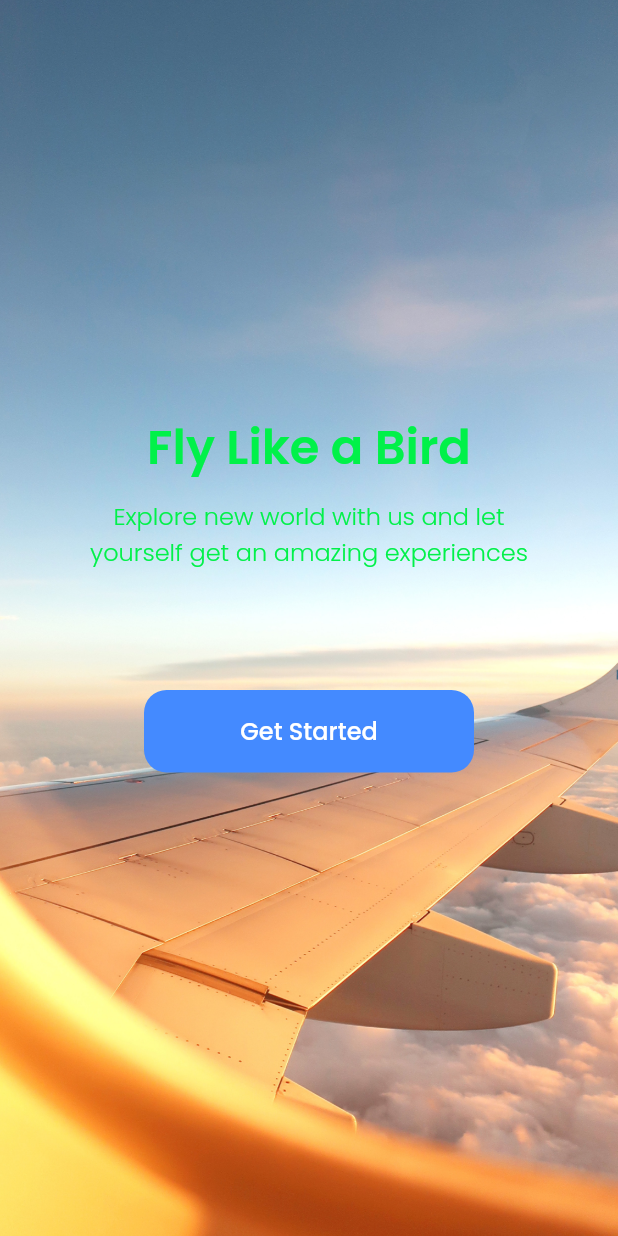
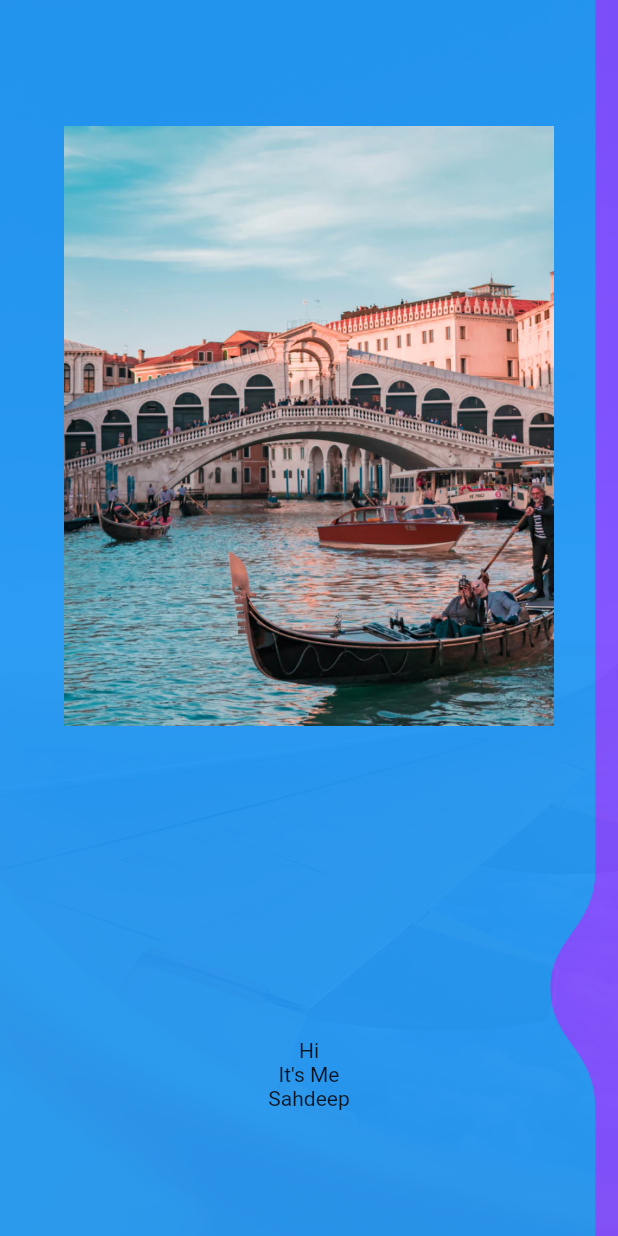
Before and after one commit to ahmadfatihin/TravelYuk-Flutter, a Flutter app: the screen it shows after launch, on a phone screen of 412 x 824 dp. Run offline on Flutter 3.47's test engine with Material 2 defaults, Android fonts, the phone set to English and light mode, and no system bars; drawn by our look-alikes of liquid_swipe; our stand-ins replace animated_text_kit, dots_indicator, google_fonts.

Commit message:
feat: add swiper animation

```diff
--- a/lib/shared/theme.dart
+++ b/lib/shared/theme.dart
@@ -5,7 +5,7 @@ double defaultMargin = 23;
 double defaultRadius = 15;
 
 Color kPrimaryColor = const Color(0xfff5c40c);
-Color kBlackColor = const Color(0xff01f149);
+Color kBlackColor = const Color(0xff01f1449);
 Color kWhiteColor = const Color(0xFFFFFFFF);
 Color kGreyColor = const Color(0xFF9698A9);
 Color kGreenColor = const Color(0x0ff163e0);
--- a/lib/ui/pages/get_started_page.dart
+++ b/lib/ui/pages/get_started_page.dart
@@ -1,8 +1,44 @@
+import 'package:dots_indicator/dots_indicator.dart';
 import 'package:flutter/material.dart';
+import 'package:liquid_swipe/liquid_swipe.dart';
 import '../../shared/theme.dart';
 
-class GetStartedPage extends StatelessWidget {
+class GetStartedPage extends StatefulWidget {
   const GetStartedPage({Key? key}) : super(key: key);
+
+  @override
+  State<GetStartedPage> createState() => _GetStartedPageState();
+}
+
+class ItemData {
+  final Color color;
+  final String image;
+  final String text1;
+  final String text2;
+  final String text3;
+
+  ItemData(this.color, this.image, this.text1, this.text2, this.text3);
+}
+
+class _GetStartedPageState extends State<GetStartedPage> {
+  int page = 0;
+  late LiquidController liquidController;
+  late UpdateType updateType;
+  List<ItemData> data = [
+    ItemData(
+        Colors.blue, "assets/destination1.png", "Hi", "It's Me", "Sahdeep"),
+    ItemData(Colors.deepPurpleAccent, "assets/destination2.png", "Take a",
+        "Look At", "Liquid Swipe"),
+    ItemData(Colors.green, "assets/destination3.png", "Liked?", "Fork!",
+        "Give Star!"),
+    ItemData(Colors.yellow, "assets/destination4.png", "Can be", "Used for",
+        "Onboarding design"),
+  ];
+  @override
+  void initState() {
+    liquidController = LiquidController();
+    super.initState();
+  }
 
   @override
   Widget build(BuildContext context) {
@@ -21,55 +57,165 @@ class GetStartedPage extends StatelessWidget {
               ),
             ),
           ),
-          Center(
-            child: Column(
-              mainAxisAlignment: MainAxisAlignment.center,
+          LiquidSwipe.builder(
+            itemCount: data.length,
+            itemBuilder: (context, index) {
+              return Stack(
                 children: [
-                Text(
-                  'Fly Like a Bird',
-                  style: blackTextStyle.copyWith(
-                    fontSize: 32,
-                    fontWeight: semiBold,
+                  Container(
+                    width: double.infinity,
+                    decoration: BoxDecoration(
+                      color: data[index].color,
+                      image: DecorationImage(
+                        colorFilter: index != 3
+                            ? ColorFilter.mode(Colors.black.withOpacity(0.05),
+                                BlendMode.dstATop)
+                            : null,
+                        fit: BoxFit.cover,
+                        image: const AssetImage(
+                          'assets/get_started.png',
                         ),
                       ),
-                const SizedBox(
-                  height: 10,
+                    ),
+                    child: Column(
+                      crossAxisAlignment: CrossAxisAlignment.center,
+                      mainAxisSize: MainAxisSize.max,
+                      mainAxisAlignment: MainAxisAlignment.spaceEvenly,
+                      children: <Widget>[
+                        Image.asset(
+                          data[index].image,
+                          height: 400,
+                          fit: BoxFit.contain,
+                        ),
+                        const Padding(
+                          padding: EdgeInsets.all(20.0),
+                        ),
+                        Column(
+                          children: <Widget>[
+                            Text(
+                              data[index].text1,
                             ),
                             Text(
-                  'Explore new world with us and let\nyourself get an amazing experiences',
-                  style: blackTextStyle.copyWith(
-                    fontSize: 16,
-                    fontWeight: light,
+                              data[index].text2,
                             ),
-                  textAlign: TextAlign.center,
+                            Text(
+                              data[index].text3,
                             ),
-                Container(
-                    width: 220,
-                    height: 55,
-                    margin: const EdgeInsets.only(top: 80, bottom: 35),
-                    child: TextButton(
-                      onPressed: () {
-                        Navigator.pushNamed(context, '/signUp');
-                      },
-                      style: TextButton.styleFrom(
-                        backgroundColor: Colors.blueAccent,
-                        shape: RoundedRectangleBorder(
-                          borderRadius: BorderRadius.circular(defaultRadius),
+                          ],
                         ),
-                      ),
-                      child: Text(
-                        'Get Started',
-                        style: whiteTextStyle.copyWith(
-                          fontSize: 16,
-                          fontWeight: medium,
-                        ),
-                      ),
-                    ))
                       ],
                     ),
                   ),
                 ],
+              );
+            },
+            positionSlideIcon: 0.8,
+            // slideIconWidget: const Icon(Icons.arrow_back_ios),
+            onPageChangeCallback: pageChangeCallback,
+            waveType: WaveType.liquidReveal,
+            liquidController: liquidController,
+            fullTransitionValue: 880,
+            enableSideReveal: true,
+            enableLoop: true,
+            ignoreUserGestureWhileAnimating: true,
+          ),
+          // LiquidSwipe(
+          //   pages: [
+          //     Container(
+          //       child: Text("TEst"),
+          //     ),
+          //     Center(
+          //       child: Column(
+          //         crossAxisAlignment: CrossAxisAlignment.center,
+          //         mainAxisAlignment: MainAxisAlignment.center,
+          //         children: [
+          //           Text(
+          //             'Fly Like a Bird',
+          //             style: blackTextStyle.copyWith(
+          //               fontSize: 32,
+          //               fontWeight: semiBold,
+          //             ),
+          //           ),
+          //           const SizedBox(
+          //             height: 10,
+          //           ),
+          //           Text(
+          //             'Explore new world with us and let\nyourself get an amazing experiences',
+          //             style: blackTextStyle.copyWith(
+          //               fontSize: 16,
+          //               fontWeight: light,
+          //             ),
+          //             textAlign: TextAlign.center,
+          //           ),
+          //           Container(
+          //               width: 220,
+          //               height: 55,
+          //               margin: const EdgeInsets.only(top: 80, bottom: 35),
+          //               child: TextButton(
+          //                 onPressed: () {
+          //                   Navigator.pushNamed(context, '/signUp');
+          //                 },
+          //                 style: TextButton.styleFrom(
+          //                   backgroundColor: Colors.blueAccent,
+          //                   shape: RoundedRectangleBorder(
+          //                     borderRadius:
+          //                         BorderRadius.circular(defaultRadius),
+          //                   ),
+          //                 ),
+          //                 child: Text(
+          //                   'Get Started',
+          //                   style: whiteTextStyle.copyWith(
+          //                     fontSize: 16,
+          //                     fontWeight: medium,
+          //                   ),
+          //                 ),
+          //               )),
+          //           Container(
+          //             margin: EdgeInsets.symmetric(vertical: 10),
+          //             child: DotsIndicator(
+          //               onTap: (position) {
+          //                 setState(() {
+          //                   liquidController.animateToPage(
+          //                       page: liquidController.currentPage + 1 >
+          //                               data.length - 1
+          //                           ? 0
+          //                           : liquidController.currentPage + 1);
+          //                 });
+          //               },
+          //               dotsCount: data.length,
+          //               position: liquidController.currentPage.toDouble(),
+          //               decorator: DotsDecorator(
+          //                 activeSize: const Size(16, 8),
+          //                 spacing: EdgeInsets.all(5),
+          //                 activeShape: RoundedRectangleBorder(
+          //                     borderRadius: BorderRadius.circular(5.0)),
+          //                 shape: RoundedRectangleBorder(
+          //                     borderRadius: BorderRadius.circular(5.0)),
+          //                 color: Colors.orange, // Inactive color
+          //                 activeColor: Colors.amber,
+          //               ),
+          //             ),
+          //           ),
+          //         ],
+          //       ),
+          //     ),
+          //   ],
+          //   positionSlideIcon: 0.8,
+          //   slideIconWidget: Icon(Icons.arrow_back_ios),
+          //   waveType: WaveType.liquidReveal,
+          //   liquidController: liquidController,
+          //   fullTransitionValue: 880,
+          //   enableLoop: true,
+          //   ignoreUserGestureWhileAnimating: true,
+          // ),
+        ],
       ),
     );
   }
+
+  pageChangeCallback(int lpage) {
+    setState(() {
+      page = lpage;
+    });
   }
+}
--- a/lib/ui/pages/splash_page.dart
+++ b/lib/ui/pages/splash_page.dart
@@ -1,3 +1,5 @@
+// ignore_for_file: import_of_legacy_library_into_null_safe
+
 import 'dart:async';
 
 import 'package:flutter/material.dart';
@@ -16,7 +18,7 @@ class _SplashPageState extends State<SplashPage> {
   void initState() {
     // TODO: implement initState
     Timer(const Duration(seconds: 5), () {
-      Navigator.pushNamed(context, '/getStarted');
+      Navigator.pushReplacementNamed(context, '/getStarted');
     });
     super.initState();
   }
--- a/pubspec.yaml
+++ b/pubspec.yaml
@@ -35,6 +35,8 @@ dependencies:
   cupertino_icons: ^1.0.2
   google_fonts: ^2.3.1
   animated_text_kit: ^4.2.2
+  liquid_swipe: ^3.0.0
+  dots_indicator: ^2.1.0
 
 dev_dependencies:
   flutter_test:
```
Also changed, not shown: assets/destination1.png (renamed from assets/destinantion1.png), assets/destination10.png (renamed from assets/destinantion10.png), assets/destination2.png (renamed from assets/destinantion2.png), assets/destination3.png (renamed from assets/destinantion3.png), assets/destination4.png (renamed from assets/destinantion4.png), assets/destination5.png (renamed from assets/destinantion5.png), assets/destination6.png (renamed from assets/destinantion6.png), assets/destination7.png (renamed from assets/destinantion7.png), assets/destination8.png (renamed from assets/destinantion8.png), assets/destination9.png (renamed from assets/destinantion9.png), pubspec.lock, 4 other files. Lines whose indentation alone changed are shown as unchanged.
